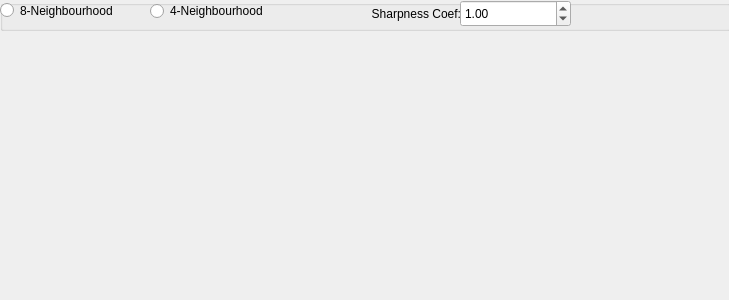
buzzcz/ZVI, file src/laplace.ui: the form before one commit.
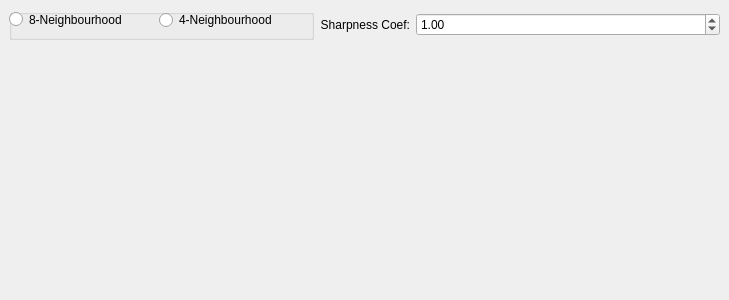
The form after the commit.

Commit message: Added layouts to windows

```diff
--- a/src/laplace.ui
+++ b/src/laplace.ui
@@ -14,31 +14,23 @@
    <string>Laplace Edge Detection</string>
   </property>
   <widget class="QWidget" name="centralwidget">
-   <widget class="QLabel" name="label">
-    <property name="geometry">
-     <rect>
-      <x>0</x>
-      <y>30</y>
-      <width>731</width>
-      <height>271</height>
-     </rect>
-    </property>
-    <property name="text">
-     <string/>
-    </property>
-   </widget>
+   <layout class="QVBoxLayout" name="verticalLayout">
+    <item>
+     <layout class="QHBoxLayout" name="horizontalLayout" stretch="0,0,0">
+      <item>
    <widget class="QGroupBox" name="groupBox">
-    <property name="geometry">
-     <rect>
-      <x>0</x>
-      <y>0</y>
-      <width>731</width>
-      <height>31</height>
-     </rect>
+        <property name="sizePolicy">
+         <sizepolicy hsizetype="Expanding" vsizetype="Fixed">
+          <horstretch>0</horstretch>
+          <verstretch>0</verstretch>
+         </sizepolicy>
     </property>
     <property name="title">
      <string/>
     </property>
+        <property name="alignment">
+         <set>Qt::AlignLeading|Qt::AlignLeft|Qt::AlignVCenter</set>
+        </property>
     <widget class="QRadioButton" name="EightRadioButton">
      <property name="geometry">
       <rect>
@@ -48,6 +40,12 @@
        <height>21</height>
       </rect>
      </property>
+         <property name="sizePolicy">
+          <sizepolicy hsizetype="Expanding" vsizetype="Fixed">
+           <horstretch>0</horstretch>
+           <verstretch>0</verstretch>
+          </sizepolicy>
+         </property>
      <property name="text">
       <string>8-Neighbourhood</string>
      </property>
@@ -61,34 +59,41 @@
        <height>22</height>
       </rect>
      </property>
+         <property name="sizePolicy">
+          <sizepolicy hsizetype="Expanding" vsizetype="Fixed">
+           <horstretch>0</horstretch>
+           <verstretch>0</verstretch>
+          </sizepolicy>
+         </property>
      <property name="text">
       <string>4-Neighbourhood</string>
      </property>
     </widget>
+       </widget>
+      </item>
+      <item>
     <widget class="QLabel" name="label_2">
-     <property name="geometry">
-      <rect>
-       <x>340</x>
-       <y>0</y>
-       <width>121</width>
-       <height>21</height>
-      </rect>
+        <property name="sizePolicy">
+         <sizepolicy hsizetype="Minimum" vsizetype="Preferred">
+          <horstretch>0</horstretch>
+          <verstretch>0</verstretch>
+         </sizepolicy>
      </property>
      <property name="text">
       <string>Sharpness Coef:</string>
      </property>
      <property name="alignment">
-      <set>Qt::AlignBottom|Qt::AlignRight|Qt::AlignTrailing</set>
-     </property>
-    </widget>
+         <set>Qt::AlignRight|Qt::AlignTrailing|Qt::AlignVCenter</set>
+        </property>
+       </widget>
+      </item>
+      <item>
     <widget class="QDoubleSpinBox" name="sharpCoefSpinBox">
-     <property name="geometry">
-      <rect>
-       <x>460</x>
-       <y>0</y>
-       <width>111</width>
-       <height>27</height>
-      </rect>
+        <property name="sizePolicy">
+         <sizepolicy hsizetype="Expanding" vsizetype="Fixed">
+          <horstretch>0</horstretch>
+          <verstretch>0</verstretch>
+         </sizepolicy>
      </property>
      <property name="minimum">
       <double>0.010000000000000</double>
@@ -103,7 +108,23 @@
       <double>1.000000000000000</double>
      </property>
     </widget>
-   </widget>
+      </item>
+     </layout>
+    </item>
+    <item>
+     <widget class="QLabel" name="label">
+      <property name="sizePolicy">
+       <sizepolicy hsizetype="Expanding" vsizetype="Expanding">
+        <horstretch>0</horstretch>
+        <verstretch>0</verstretch>
+       </sizepolicy>
+      </property>
+      <property name="text">
+       <string/>
+      </property>
+     </widget>
+    </item>
+   </layout>
   </widget>
  </widget>
  <resources/>
```
Lines whose indentation alone changed are shown as unchanged. The commit also changes 6 other files.
